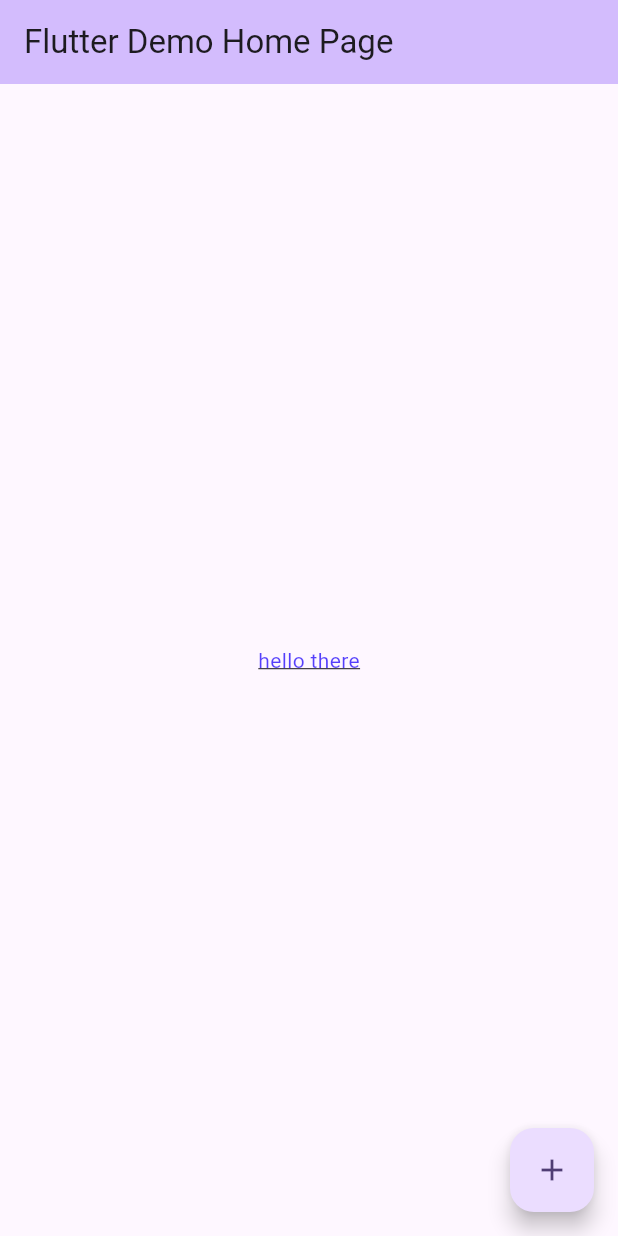
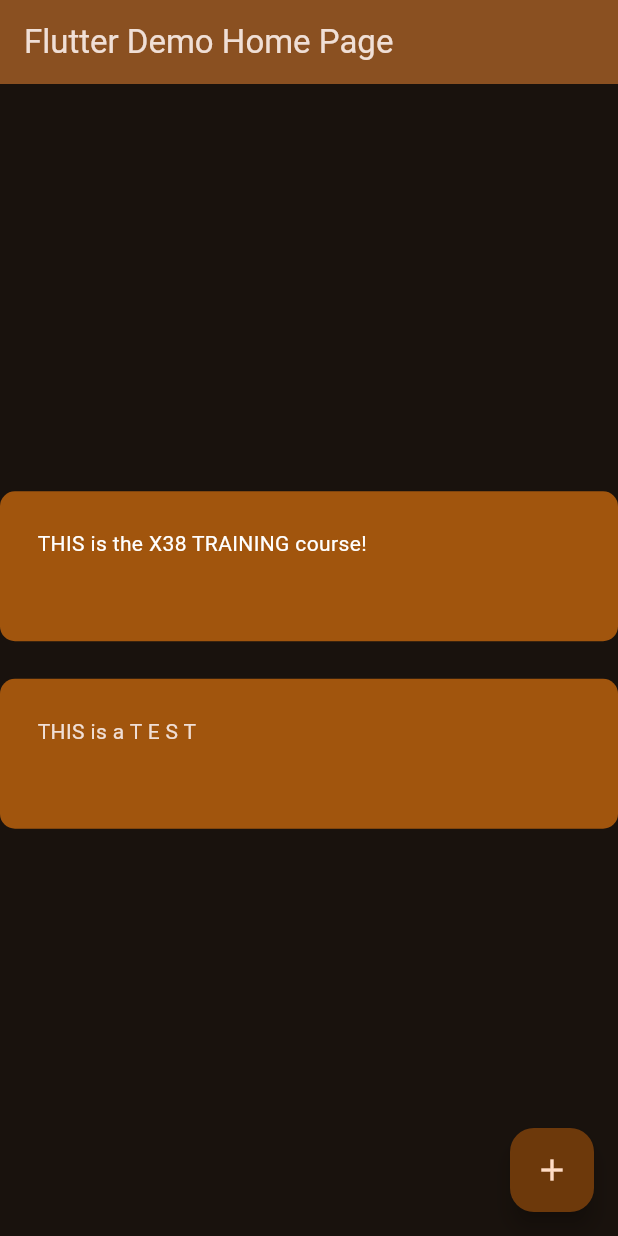
Before and after one commit to CodingStickbug/congenial-waffle, a Flutter app: the screen it shows after launch, on a phone screen of 412 x 824 dp. Run offline on Flutter 3.47's test engine with Material 3 defaults, Android fonts, the phone set to English and light mode, and no system bars.

Commit message:
MORE fluttery
Just some more tom foolery, might try version control by rolling back to this.

```diff
--- a/FlutteryStudiery/fluttery/lib/main.dart
+++ b/FlutteryStudiery/fluttery/lib/main.dart
@@ -3,6 +3,12 @@ import 'package:flutter/material.dart';
 void main() {
   runApp(const MyApp());
 }
+
+String name = "mammoth";
+int number = 1;
+double float = 1.25;
+List myList = ["hellow", "world"];
+Map myMap = {"String": "wow"};
 
 class MyApp extends StatelessWidget {
   const MyApp({super.key});
@@ -11,6 +17,7 @@ class MyApp extends StatelessWidget {
   @override
   Widget build(BuildContext context) {
     return MaterialApp(
+      debugShowCheckedModeBanner: false,
       title: 'Flutter Demo',
       theme: ThemeData(
         // This is the theme of your application.
@@ -28,7 +35,10 @@ class MyApp extends StatelessWidget {
         //
         // This works for code too, not just values: Most code changes can be
         // tested with just a hot reload.
-        colorScheme: ColorScheme.fromSeed(seedColor: Colors.deepPurple),
+        colorScheme: ColorScheme.fromSeed(
+          seedColor: const Color.fromARGB(255, 161, 85, 13),
+          brightness: Brightness.dark,
+        ),
       ),
       home: const MyHomePage(title: 'Flutter Demo Home Page'),
     );
@@ -88,7 +98,37 @@ class _MyHomePageState extends State<MyHomePage> {
       body: Center(
         // Center is a layout widget. It takes a single child and positions it
         // in the middle of the parent.
-        child: Text("hello there", style: TextStyle(color: Color.fromARGB(192, 28, 3, 250), decoration: TextDecoration.underline))
+        child: Column(
+          mainAxisAlignment: MainAxisAlignment.center,
+          children: [
+            Container(
+              padding: EdgeInsets.all(25.0),
+              height: 100.00,
+              width: 1000.00,
+              decoration: BoxDecoration(
+                color: const Color.fromARGB(255, 161, 85, 13),
+                borderRadius: BorderRadius.circular(10.00)
+              ),
+              child: Text(
+                "THIS is the X38 TRAINING course!",
+                style: TextStyle(color: Color.fromARGB(255, 255, 255, 255))
+              )
+            ),
+            Container(
+              padding: EdgeInsets.all(25.0),
+              margin: EdgeInsets.only(top: 25.0),
+              height: 100.00,
+              width: 1000.00,
+              decoration: BoxDecoration(
+                color: const Color.fromARGB(255, 161, 85, 13),
+                borderRadius: BorderRadius.circular(10.00)
+              ),
+              child: Text(
+                "THIS is a T E S T",
+              ),
+            ),
+          ],
+        ),
       ),
       floatingActionButton: FloatingActionButton(
         onPressed: _incrementCounter,
```
